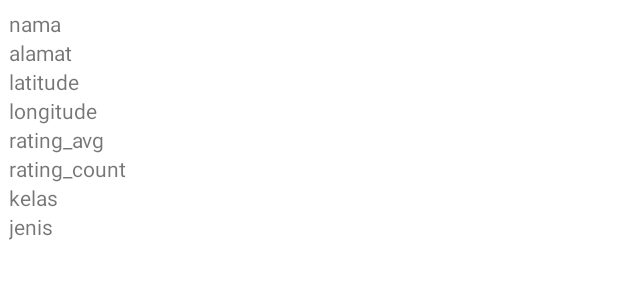
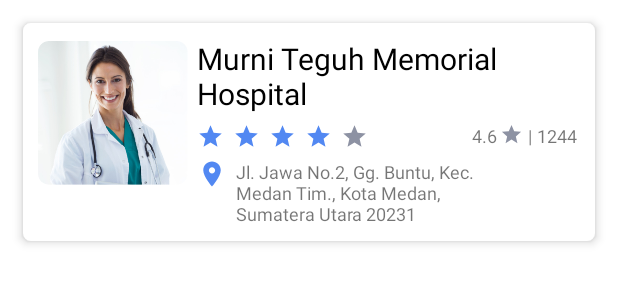
Before and after one commit to jonathanSendiko/bangkit-capstone-healthio, an Android app: the layout row_hospital.xml on its own in the app's theme, with its tools: preview values and no code run, on a phone screen of 412 x 824 dp. Shown: the top 300 px of the screen. Run offline under Robolectric (Android 15) with nearby library versions, the phone set to English and light mode, and no system bars.

Commit message:
rv hospital

```diff
--- a/app/src/main/java/com/panikga/healthio/ui/seeall/ListHospitalAdapter.kt
+++ b/app/src/main/java/com/panikga/healthio/ui/seeall/ListHospitalAdapter.kt
@@ -28,12 +28,12 @@
         val hospital = listHospital[position]
         holder.name.text = hospital.nama
         holder.alamat.text = hospital.alamat
-        holder.lat.text = hospital.lat
-        holder.lon.text = hospital.long
+//        holder.lat.text = hospital.lat
+//        holder.lon.text = hospital.long
         holder.ratingAvg.text = hospital.rating_avg
         holder.ratingCount.text = hospital.rating_count
-        holder.kelas.text = hospital.kelas
-        holder.jenis.text = hospital.jenis
+//        holder.kelas.text = hospital.kelas
+//        holder.jenis.text = hospital.jenis
         holder.itemView.setOnClickListener {
             onItemClickCallback.onItemClicked(listHospital[holder.adapterPosition])
         }
@@ -42,12 +42,12 @@
     inner class ListViewHolder(itemView: View) : RecyclerView.ViewHolder(itemView) {
         var name: TextView = itemView.findViewById(R.id.nama)
         var alamat: TextView = itemView.findViewById(R.id.alamat)
-        var lat: TextView = itemView.findViewById(R.id.lat)
-        var lon: TextView = itemView.findViewById(R.id.lon)
+//        var lat: TextView = itemView.findViewById(R.id.lat)
+//        var lon: TextView = itemView.findViewById(R.id.lon)
         var ratingAvg: TextView = itemView.findViewById(R.id.rating_avg)
         var ratingCount: TextView = itemView.findViewById(R.id.rating_count)
-        var kelas: TextView = itemView.findViewById(R.id.kelas)
-        var jenis: TextView = itemView.findViewById(R.id.jenis)
+//        var kelas: TextView = itemView.findViewById(R.id.kelas)
+//        var jenis: TextView = itemView.findViewById(R.id.jenis)
     }
 
     interface OnItemClickCallback {
--- a/app/src/main/java/com/panikga/healthio/ui/seeall/SeeallActivity.kt
+++ b/app/src/main/java/com/panikga/healthio/ui/seeall/SeeallActivity.kt
@@ -26,7 +26,8 @@
     }
 
     private fun addHospital(list: ArrayList<Hospital>){
-        val queryRef = myRef.child("rumahsakit").orderByChild("score").limitToLast(3)
+        // LIMIT X BERARTI NAMPILIN X RS
+        val queryRef = myRef.child("rumahsakit").orderByChild("score").limitToLast(5)
 
         queryRef.addListenerForSingleValueEvent(object: ValueEventListener {
             override fun onCancelled(error: DatabaseError) {}
--- /dev/null
+++ b/app/src/main/res/drawable/border_shadow.xml
@@ -0,0 +1,6 @@
+<?xml version="1.0" encoding="utf-8"?>
+<shape xmlns:android="http://schemas.android.com/apk/res/android"
+    android:shape="rectangle">
+    <solid android:color="#FFFFFF" />
+    <corners android:radius="5dp" />
+</shape>
--- /dev/null
+++ b/app/src/main/res/drawable/ic_location.xml
@@ -0,0 +1,5 @@
+<vector android:height="24dp" android:tint="#5288F2"
+    android:viewportHeight="24" android:viewportWidth="24"
+    android:width="24dp" xmlns:android="http://schemas.android.com/apk/res/android">
+    <path android:fillColor="@android:color/white" android:pathData="M12,2C8.13,2 5,5.13 5,9c0,5.25 7,13 7,13s7,-7.75 7,-13c0,-3.87 -3.13,-7 -7,-7zM12,11.5c-1.38,0 -2.5,-1.12 -2.5,-2.5s1.12,-2.5 2.5,-2.5 2.5,1.12 2.5,2.5 -1.12,2.5 -2.5,2.5z"/>
+</vector>
--- /dev/null
+++ b/app/src/main/res/drawable/ic_star.xml
@@ -0,0 +1,5 @@
+<vector android:height="24dp" android:tint="#5288F2"
+    android:viewportHeight="24" android:viewportWidth="24"
+    android:width="24dp" xmlns:android="http://schemas.android.com/apk/res/android">
+    <path android:fillColor="@android:color/white" android:pathData="M12,17.27L18.18,21l-1.64,-7.03L22,9.24l-7.19,-0.61L12,2 9.19,8.63 2,9.24l5.46,4.73L5.82,21z"/>
+</vector>
--- a/app/src/main/res/layout/row_hospital.xml
+++ b/app/src/main/res/layout/row_hospital.xml
@@ -1,50 +1,170 @@
 <?xml version="1.0" encoding="utf-8"?>
-<LinearLayout
+<androidx.constraintlayout.widget.ConstraintLayout
     xmlns:android="http://schemas.android.com/apk/res/android"
+    xmlns:app="http://schemas.android.com/apk/res-auto"
+    xmlns:tools="http://schemas.android.com/tools"
     android:layout_width="match_parent"
     android:layout_height="wrap_content"
     android:orientation="vertical"
-    android:padding="6dp">
+    android:padding="10dp"
+    android:paddingEnd="12dp"
+    android:elevation="4dp"
+    android:background="@drawable/border_shadow"
+    android:layout_marginStart="15dp"
+    android:layout_marginEnd="15dp"
+    android:layout_marginTop="15dp">
+
+    <ImageView
+        android:id="@+id/foto"
+        android:layout_width="100dp"
+        android:layout_height="100dp"
+        android:src="@drawable/doctor_sample"
+        app:layout_constraintStart_toStartOf="parent"
+        app:layout_constraintTop_toTopOf="parent" />
 
     <TextView
         android:id="@+id/nama"
-        android:layout_width="wrap_content"
+        android:layout_width="220dp"
         android:layout_height="wrap_content"
-        android:text="nama" />
+        android:text="Murni Teguh Memorial Hospital"
+        app:layout_constraintStart_toEndOf="@id/foto"
+        app:layout_constraintTop_toTopOf="parent"
+        android:layout_marginStart="6dp"
+        android:textColor="@color/black"
+        android:textSize="20sp"/>
+
+    <ImageView
+        android:id="@+id/ic_bintang"
+        android:layout_width="18dp"
+        android:layout_height="18dp"
+        app:layout_constraintStart_toEndOf="@+id/foto"
+        android:layout_marginStart="6dp"
+        app:layout_constraintTop_toBottomOf="@+id/nama"
+        android:src="@drawable/ic_star"
+        android:layout_marginTop="6dp" />
+    <ImageView
+        android:id="@+id/ic_bintang2"
+        android:layout_width="18dp"
+        android:layout_height="18dp"
+        app:layout_constraintStart_toEndOf="@+id/ic_bintang"
+        android:layout_marginStart="6dp"
+        app:layout_constraintTop_toBottomOf="@+id/nama"
+        android:src="@drawable/ic_star"
+        android:layout_marginTop="6dp" />
+    <ImageView
+        android:id="@+id/ic_bintang3"
+        android:layout_width="18dp"
+        android:layout_height="18dp"
+        app:layout_constraintStart_toEndOf="@+id/ic_bintang2"
+        android:layout_marginStart="6dp"
+        app:layout_constraintTop_toBottomOf="@+id/nama"
+        android:src="@drawable/ic_star"
+        android:layout_marginTop="6dp" />
+    <ImageView
+        android:id="@+id/ic_bintang4"
+        android:layout_width="18dp"
+        android:layout_height="18dp"
+        app:layout_constraintStart_toEndOf="@+id/ic_bintang3"
+        android:layout_marginStart="6dp"
+        app:layout_constraintTop_toBottomOf="@+id/nama"
+        android:src="@drawable/ic_star"
+        android:layout_marginTop="6dp" />
+
+    <ImageView
+        android:id="@+id/ic_bintang5"
+        android:layout_width="18dp"
+        android:layout_height="18dp"
+        app:layout_constraintStart_toEndOf="@+id/ic_bintang4"
+        android:layout_marginStart="6dp"
+        app:layout_constraintTop_toBottomOf="@+id/nama"
+        android:src="@drawable/ic_star"
+        android:layout_marginTop="6dp"
+        app:tint="@color/grey" />
+
+    <ImageView
+        android:id="@+id/ic_location"
+        android:layout_width="20dp"
+        android:layout_height="20dp"
+        android:src="@drawable/ic_location"
+        app:layout_constraintStart_toEndOf="@id/foto"
+        app:layout_constraintTop_toBottomOf="@id/ic_bintang"
+        android:layout_marginStart="6dp"
+        android:layout_marginTop="6dp" />
+
+
     <TextView
         android:id="@+id/alamat"
-        android:layout_width="wrap_content"
+        android:layout_width="180dp"
         android:layout_height="wrap_content"
-        android:text="alamat" />
-    <TextView
-        android:id="@+id/lat"
-        android:layout_width="wrap_content"
-        android:layout_height="wrap_content"
-        android:text="latitude" />
-    <TextView
-        android:id="@+id/lon"
-        android:layout_width="wrap_content"
-        android:layout_height="wrap_content"
-        android:text="longitude" />
+        android:text="Jl. Jawa No.2, Gg. Buntu, Kec. Medan Tim., Kota Medan, Sumatera Utara 20231"
+        app:layout_constraintStart_toEndOf="@id/ic_location"
+        app:layout_constraintTop_toBottomOf="@id/ic_bintang"
+        android:layout_marginStart="6dp"
+        android:layout_marginTop="6dp"
+        android:textSize="12sp"/>
+<!--    <TextView-->
+<!--        android:id="@+id/lat"-->
+<!--        android:layout_width="wrap_content"-->
+<!--        android:layout_height="wrap_content"-->
+<!--        android:text="latitude" />-->
+<!--    <TextView-->
+<!--        android:id="@+id/lon"-->
+<!--        android:layout_width="wrap_content"-->
+<!--        android:layout_height="wrap_content"-->
+<!--        android:text="longitude" />-->
+
     <TextView
         android:id="@+id/rating_avg"
         android:layout_width="wrap_content"
         android:layout_height="wrap_content"
-        android:text="rating_avg" />
+        android:text="4.6"
+        app:layout_constraintEnd_toStartOf="@id/bintang_hitam"
+        app:layout_constraintTop_toBottomOf="@id/nama"
+        android:textSize="12sp"
+        android:layout_marginTop="6dp"
+        android:layout_marginEnd="2dp" />
+
     <TextView
         android:id="@+id/rating_count"
         android:layout_width="wrap_content"
         android:layout_height="wrap_content"
-        android:text="rating_count" />
+        android:text="1244"
+        app:layout_constraintEnd_toEndOf="parent"
+        android:textSize="12sp"
+        app:layout_constraintTop_toBottomOf="@id/nama"
+        android:layout_marginTop="6dp" />
+
     <TextView
-        android:id="@+id/kelas"
+        android:id="@+id/garis"
         android:layout_width="wrap_content"
         android:layout_height="wrap_content"
-        android:text="kelas" />
-    <TextView
-        android:id="@+id/jenis"
-        android:layout_width="wrap_content"
-        android:layout_height="wrap_content"
-        android:text="jenis" />
+        app:layout_constraintEnd_toStartOf="@id/rating_count"
+        app:layout_constraintTop_toBottomOf="@id/nama"
+        android:layout_marginTop="6dp"
+        android:layout_marginEnd="3dp"
+        android:text="|"
+        android:textSize="12sp"/>
 
-</LinearLayout>
+    <ImageView
+        android:id="@+id/bintang_hitam"
+        android:layout_width="15dp"
+        android:layout_height="15dp"
+        app:layout_constraintEnd_toStartOf="@id/garis"
+        app:layout_constraintTop_toBottomOf="@id/nama"
+        android:layout_marginTop="6dp"
+        android:layout_marginEnd="3dp"
+        android:src="@drawable/ic_star"
+        app:tint="@color/grey" />
+
+<!--    <TextView-->
+<!--        android:id="@+id/kelas"-->
+<!--        android:layout_width="wrap_content"-->
+<!--        android:layout_height="wrap_content"-->
+<!--        android:text="kelas" />-->
+<!--    <TextView-->
+<!--        android:id="@+id/jenis"-->
+<!--        android:layout_width="wrap_content"-->
+<!--        android:layout_height="wrap_content"-->
+<!--        android:text="jenis" />-->
+
+</androidx.constraintlayout.widget.ConstraintLayout>
```
Also changed, not shown: app/src/main/res/drawable/doctor_sample.png (added).
